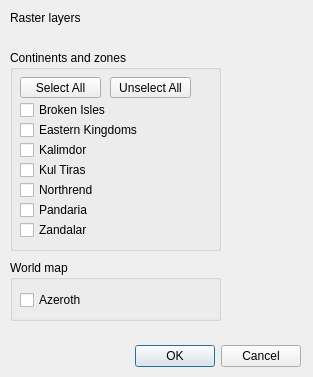
Above: wow_gis_dialog_base_raster.ui from Mativane/wow_gis before the change. Below: the same form after it.
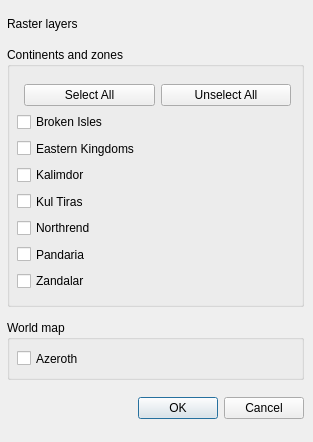
That is the form after the change.

Commit message: Adding layouts in UI; removing experimental flag

```diff
--- a/wow_gis_dialog_base_raster.ui
+++ b/wow_gis_dialog_base_raster.ui
@@ -7,201 +7,294 @@
     <x>0</x>
     <y>0</y>
     <width>313</width>
-    <height>377</height>
+    <height>442</height>
    </rect>
   </property>
   <property name="windowTitle">
    <string>WoW GIS</string>
   </property>
-  <widget class="QDialogButtonBox" name="button_box">
+  <widget class="QWidget" name="verticalLayoutWidget">
    <property name="geometry">
     <rect>
-     <x>-40</x>
-     <y>340</y>
-     <width>341</width>
-     <height>32</height>
+     <x>0</x>
+     <y>0</y>
+     <width>311</width>
+     <height>441</height>
     </rect>
    </property>
-   <property name="orientation">
-    <enum>Qt::Horizontal</enum>
-   </property>
-   <property name="standardButtons">
-    <set>QDialogButtonBox::Cancel|QDialogButtonBox::Ok</set>
-   </property>
-  </widget>
+   <layout class="QVBoxLayout" name="verticalLayout">
+    <property name="leftMargin">
+     <number>7</number>
+    </property>
+    <property name="topMargin">
+     <number>7</number>
+    </property>
+    <property name="rightMargin">
+     <number>7</number>
+    </property>
+    <property name="bottomMargin">
+     <number>7</number>
+    </property>
+    <item>
   <widget class="QLabel" name="label">
-   <property name="geometry">
-    <rect>
-     <x>10</x>
-     <y>10</y>
-     <width>171</width>
-     <height>16</height>
-    </rect>
+      <property name="sizePolicy">
+       <sizepolicy hsizetype="Preferred" vsizetype="Fixed">
+        <horstretch>0</horstretch>
+        <verstretch>0</verstretch>
+       </sizepolicy>
+      </property>
+      <property name="minimumSize">
+       <size>
+        <width>0</width>
+        <height>20</height>
+       </size>
    </property>
    <property name="text">
     <string>Raster layers</string>
    </property>
   </widget>
+    </item>
+    <item>
   <widget class="QGroupBox" name="groupBox">
-   <property name="geometry">
-    <rect>
-     <x>10</x>
-     <y>50</y>
-     <width>211</width>
-     <height>201</height>
-    </rect>
+      <property name="sizePolicy">
+       <sizepolicy hsizetype="Preferred" vsizetype="Fixed">
+        <horstretch>0</horstretch>
+        <verstretch>0</verstretch>
+       </sizepolicy>
+      </property>
+      <property name="minimumSize">
+       <size>
+        <width>0</width>
+        <height>260</height>
+       </size>
    </property>
    <property name="title">
     <string>Continents and zones</string>
    </property>
+      <widget class="QWidget" name="verticalLayoutWidget_3">
+       <property name="geometry">
+        <rect>
+         <x>10</x>
+         <y>30</y>
+         <width>281</width>
+         <height>221</height>
+        </rect>
+       </property>
+       <layout class="QVBoxLayout" name="verticalLayout_3">
+        <property name="spacing">
+         <number>6</number>
+        </property>
+        <property name="topMargin">
+         <number>7</number>
+        </property>
+        <property name="bottomMargin">
+         <number>7</number>
+        </property>
+        <item>
+         <layout class="QHBoxLayout" name="horizontalLayout">
+          <property name="leftMargin">
+           <number>7</number>
+          </property>
+          <property name="rightMargin">
+           <number>7</number>
+          </property>
+          <item>
+           <widget class="QPushButton" name="select_all">
+            <property name="sizePolicy">
+             <sizepolicy hsizetype="Preferred" vsizetype="Preferred">
+              <horstretch>0</horstretch>
+              <verstretch>0</verstretch>
+             </sizepolicy>
+            </property>
+            <property name="text">
+             <string>Select All</string>
+            </property>
+           </widget>
+          </item>
+          <item>
+           <widget class="QPushButton" name="unselect_all">
+            <property name="sizePolicy">
+             <sizepolicy hsizetype="Preferred" vsizetype="Preferred">
+              <horstretch>0</horstretch>
+              <verstretch>0</verstretch>
+             </sizepolicy>
+            </property>
+            <property name="text">
+             <string>Unselect All</string>
+            </property>
+           </widget>
+          </item>
+         </layout>
+        </item>
+        <item>
    <widget class="QCheckBox" name="Broken_Isles">
-    <property name="geometry">
-     <rect>
-      <x>10</x>
-      <y>50</y>
-      <width>171</width>
-      <height>20</height>
-     </rect>
+          <property name="sizePolicy">
+           <sizepolicy hsizetype="Preferred" vsizetype="Preferred">
+            <horstretch>0</horstretch>
+            <verstretch>0</verstretch>
+           </sizepolicy>
     </property>
     <property name="text">
      <string>Broken Isles</string>
     </property>
    </widget>
+        </item>
+        <item>
    <widget class="QCheckBox" name="Eastern_Kingdoms">
-    <property name="geometry">
-     <rect>
-      <x>10</x>
-      <y>70</y>
-      <width>181</width>
-      <height>20</height>
-     </rect>
+          <property name="sizePolicy">
+           <sizepolicy hsizetype="Preferred" vsizetype="Preferred">
+            <horstretch>0</horstretch>
+            <verstretch>0</verstretch>
+           </sizepolicy>
     </property>
     <property name="text">
      <string>Eastern Kingdoms</string>
     </property>
    </widget>
+        </item>
+        <item>
    <widget class="QCheckBox" name="Kalimdor">
-    <property name="geometry">
-     <rect>
-      <x>10</x>
-      <y>90</y>
-      <width>141</width>
-      <height>20</height>
-     </rect>
+          <property name="sizePolicy">
+           <sizepolicy hsizetype="Preferred" vsizetype="Preferred">
+            <horstretch>0</horstretch>
+            <verstretch>0</verstretch>
+           </sizepolicy>
     </property>
     <property name="text">
      <string>Kalimdor</string>
     </property>
    </widget>
+        </item>
+        <item>
    <widget class="QCheckBox" name="Kul_Tiras">
-    <property name="geometry">
-     <rect>
-      <x>10</x>
-      <y>110</y>
-      <width>181</width>
-      <height>20</height>
-     </rect>
+          <property name="sizePolicy">
+           <sizepolicy hsizetype="Preferred" vsizetype="Preferred">
+            <horstretch>0</horstretch>
+            <verstretch>0</verstretch>
+           </sizepolicy>
     </property>
     <property name="text">
      <string>Kul Tiras</string>
     </property>
    </widget>
+        </item>
+        <item>
    <widget class="QCheckBox" name="Northrend">
-    <property name="geometry">
-     <rect>
-      <x>10</x>
-      <y>130</y>
-      <width>141</width>
-      <height>20</height>
-     </rect>
+          <property name="sizePolicy">
+           <sizepolicy hsizetype="Preferred" vsizetype="Preferred">
+            <horstretch>0</horstretch>
+            <verstretch>0</verstretch>
+           </sizepolicy>
     </property>
     <property name="text">
      <string>Northrend</string>
     </property>
    </widget>
+        </item>
+        <item>
    <widget class="QCheckBox" name="Pandaria">
-    <property name="geometry">
-     <rect>
-      <x>10</x>
-      <y>150</y>
-      <width>81</width>
-      <height>20</height>
-     </rect>
+          <property name="sizePolicy">
+           <sizepolicy hsizetype="Preferred" vsizetype="Preferred">
+            <horstretch>0</horstretch>
+            <verstretch>0</verstretch>
+           </sizepolicy>
     </property>
     <property name="text">
      <string>Pandaria</string>
     </property>
    </widget>
+        </item>
+        <item>
    <widget class="QCheckBox" name="Zandalar">
-    <property name="geometry">
-     <rect>
-      <x>10</x>
-      <y>170</y>
-      <width>81</width>
-      <height>20</height>
-     </rect>
+          <property name="sizePolicy">
+           <sizepolicy hsizetype="Preferred" vsizetype="Preferred">
+            <horstretch>0</horstretch>
+            <verstretch>0</verstretch>
+           </sizepolicy>
     </property>
     <property name="text">
      <string>Zandalar</string>
     </property>
    </widget>
-   <widget class="QPushButton" name="select_all">
-    <property name="geometry">
-     <rect>
-      <x>10</x>
-      <y>27</y>
-      <width>81</width>
-      <height>21</height>
-     </rect>
-    </property>
-    <property name="text">
-     <string>Select All</string>
-    </property>
-   </widget>
-   <widget class="QPushButton" name="unselect_all">
-    <property name="geometry">
-     <rect>
-      <x>100</x>
-      <y>27</y>
-      <width>81</width>
-      <height>21</height>
-     </rect>
-    </property>
-    <property name="text">
-     <string>Unselect All</string>
-    </property>
-   </widget>
-  </widget>
+        </item>
+       </layout>
+      </widget>
+     </widget>
+    </item>
+    <item>
   <widget class="QGroupBox" name="groupBox_2">
-   <property name="geometry">
-    <rect>
-     <x>10</x>
-     <y>260</y>
-     <width>211</width>
-     <height>61</height>
-    </rect>
+      <property name="sizePolicy">
+       <sizepolicy hsizetype="Preferred" vsizetype="Fixed">
+        <horstretch>0</horstretch>
+        <verstretch>0</verstretch>
+       </sizepolicy>
+      </property>
+      <property name="minimumSize">
+       <size>
+        <width>0</width>
+        <height>60</height>
+       </size>
    </property>
    <property name="title">
     <string>World map</string>
    </property>
+      <widget class="QWidget" name="verticalLayoutWidget_2">
+       <property name="geometry">
+        <rect>
+         <x>10</x>
+         <y>23</y>
+         <width>281</width>
+         <height>31</height>
+        </rect>
+       </property>
+       <layout class="QVBoxLayout" name="verticalLayout_2">
+        <property name="topMargin">
+         <number>7</number>
+        </property>
+        <property name="bottomMargin">
+         <number>7</number>
+        </property>
+        <item>
    <widget class="QCheckBox" name="azeroth">
-    <property name="geometry">
-     <rect>
-      <x>10</x>
-      <y>30</y>
-      <width>121</width>
-      <height>20</height>
-     </rect>
+          <property name="sizePolicy">
+           <sizepolicy hsizetype="Preferred" vsizetype="Preferred">
+            <horstretch>0</horstretch>
+            <verstretch>0</verstretch>
+           </sizepolicy>
     </property>
     <property name="text">
      <string>Azeroth</string>
     </property>
    </widget>
-  </widget>
-  <zorder>groupBox</zorder>
-  <zorder>button_box</zorder>
-  <zorder>label</zorder>
-  <zorder>groupBox_2</zorder>
+        </item>
+       </layout>
+      </widget>
+     </widget>
+    </item>
+    <item>
+     <widget class="QDialogButtonBox" name="button_box">
+      <property name="sizePolicy">
+       <sizepolicy hsizetype="Preferred" vsizetype="Fixed">
+        <horstretch>0</horstretch>
+        <verstretch>0</verstretch>
+       </sizepolicy>
+      </property>
+      <property name="minimumSize">
+       <size>
+        <width>0</width>
+        <height>30</height>
+       </size>
+      </property>
+      <property name="orientation">
+       <enum>Qt::Horizontal</enum>
+      </property>
+      <property name="standardButtons">
+       <set>QDialogButtonBox::Cancel|QDialogButtonBox::Ok</set>
+      </property>
+     </widget>
+    </item>
+   </layout>
+  </widget>
  </widget>
  <resources/>
  <connections>
```
Lines whose indentation alone changed are shown as unchanged. The commit also changes 2 other files.
